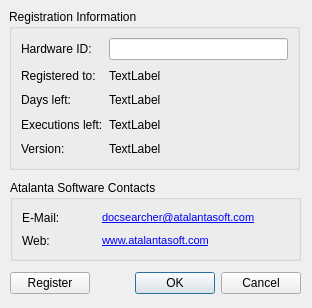
This is SearchGUI/src/aboutdialog.ui in tmpprj/tmpprj as Qt 5 draws it before an edit. The edited form follows.
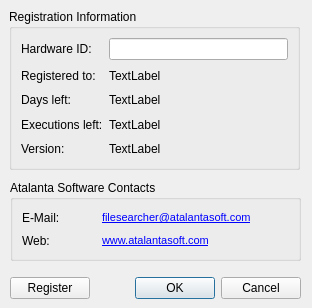
This is the edited form.

What changed in the file:
```diff
--- a/SearchGUI/src/aboutdialog.ui
+++ b/SearchGUI/src/aboutdialog.ui
@@ -181,8 +181,8 @@
          <string>&lt;!DOCTYPE HTML PUBLIC &quot;-//W3C//DTD HTML 4.0//EN&quot; &quot;http://www.w3.org/TR/REC-html40/strict.dtd&quot;&gt;
 &lt;html&gt;&lt;head&gt;&lt;meta name=&quot;qrichtext&quot; content=&quot;1&quot; /&gt;&lt;style type=&quot;text/css&quot;&gt;
 p, li { white-space: pre-wrap; }
-&lt;/style&gt;&lt;/head&gt;&lt;body style=&quot; font-family:'MS Shell Dlg 2'; font-size:8.25pt; font-weight:400; font-style:normal;&quot;&gt;
-&lt;p style=&quot; margin-top:0px; margin-bottom:0px; margin-left:0px; margin-right:0px; -qt-block-indent:0; text-indent:0px;&quot;&gt;&lt;a href=&quot;mailto:docsearcher@atalantasoft.com&quot;&gt;&lt;span style=&quot; text-decoration: underline; color:#0000ff;&quot;&gt;docsearcher@atalantasoft.com&lt;/span&gt;&lt;/a&gt;&lt;/p&gt;&lt;/body&gt;&lt;/html&gt;</string>
+&lt;/style&gt;&lt;/head&gt;&lt;body style=&quot; font-family:'Sans'; font-size:10pt; font-weight:400; font-style:normal;&quot;&gt;
+&lt;p style=&quot; margin-top:0px; margin-bottom:0px; margin-left:0px; margin-right:0px; -qt-block-indent:0; text-indent:0px;&quot;&gt;&lt;a href=&quot;mailto:docsearcher@atalantasoft.com&quot;&gt;&lt;span style=&quot; font-family:'MS Shell Dlg 2'; font-size:8pt; text-decoration: underline; color:#0000ff;&quot;&gt;filesearcher@atalantasoft.com&lt;/span&gt;&lt;/a&gt;&lt;/p&gt;&lt;/body&gt;&lt;/html&gt;</string>
         </property>
        </widget>
       </item>
@@ -192,13 +192,13 @@
    <zorder></zorder>
    <zorder></zorder>
   </widget>
-  <widget class="QWidget" name="">
+  <widget class="QWidget" name="layoutWidget">
    <property name="geometry">
     <rect>
      <x>10</x>
      <y>270</y>
      <width>291</width>
-     <height>27</height>
+     <height>36</height>
     </rect>
    </property>
    <layout class="QHBoxLayout" name="horizontalLayout_8">
```
Left out of the diff: 1 changed line with no effect on the pictures.
